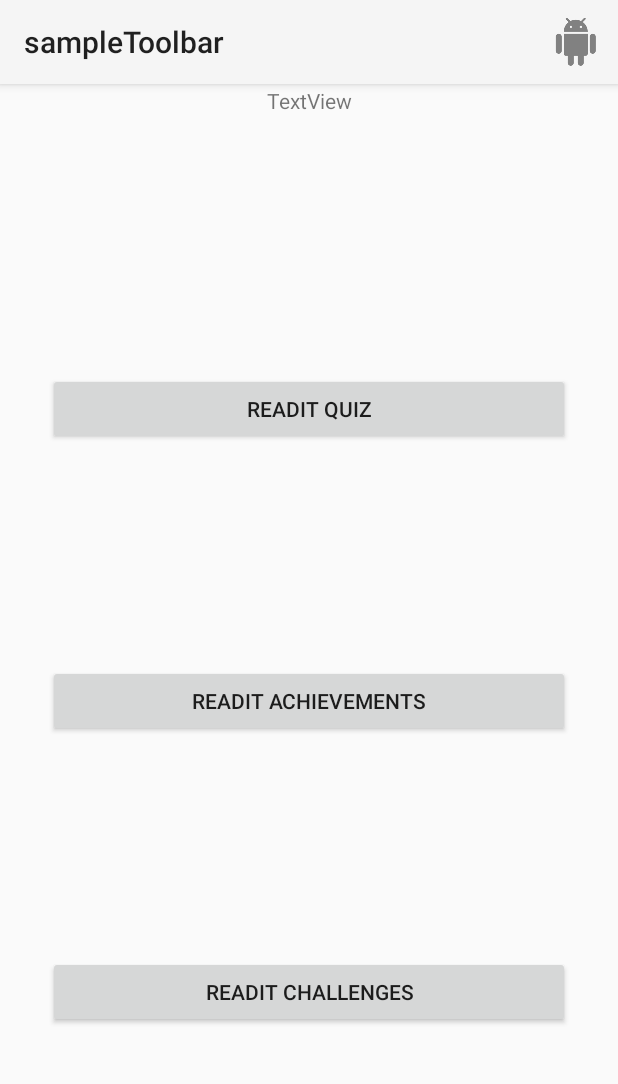
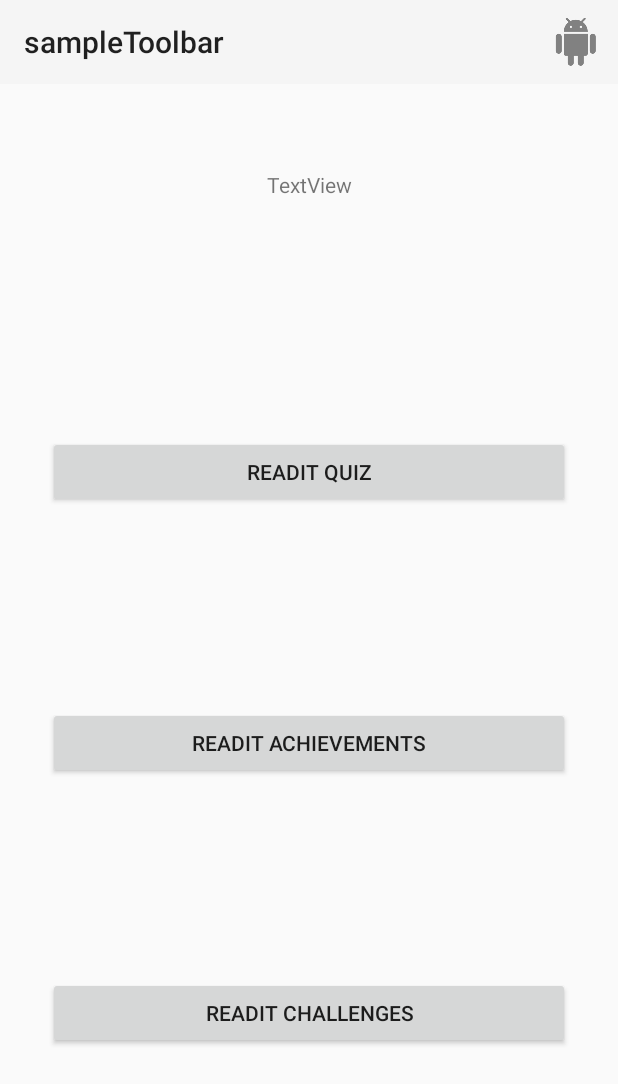
Before and after one commit to edoardopuggioni/ReadItApp, an Android app: the HomepageActivity screen opened directly, with no data from a screen before it, on a phone screen of 412 x 824 dp. Shown: the top 1084 px of the screen. Run offline under Robolectric (Android 15) with nearby library versions, the phone set to English and light mode, and no system bars; 1 statement that could not run was skipped.

Commit message:
Fixed contraint between toolbar and homepage elements.

```diff
--- a/app/src/main/res/layout/activity_homepage.xml
+++ b/app/src/main/res/layout/activity_homepage.xml
@@ -6,7 +6,14 @@
     android:layout_height="match_parent"
     tools:context=".HomepageActivity">
 
-    <include layout="@layout/activity_base" />
+    <include
+        android:id="@+id/include"
+        layout="@layout/activity_base"
+        android:layout_width="0dp"
+        android:layout_height="wrap_content"
+        app:layout_constraintEnd_toEndOf="parent"
+        app:layout_constraintStart_toStartOf="parent"
+        app:layout_constraintTop_toTopOf="parent" />
 
     <android.support.constraint.ConstraintLayout
         android:id="@+id/constraintLayout2"
@@ -18,8 +25,9 @@
         android:layout_marginEnd="32dp"
         android:layout_marginRight="32dp"
         app:layout_constraintEnd_toEndOf="parent"
+        app:layout_constraintHorizontal_bias="0.0"
         app:layout_constraintStart_toStartOf="parent"
-        app:layout_constraintTop_toTopOf="parent">
+        app:layout_constraintTop_toBottomOf="@+id/include">
 
         <TextView
             android:id="@+id/homepage_welcome"
```
Also changed, not shown: app/src/main/res/layout/activity_login.xml (+10 -1 lines).
